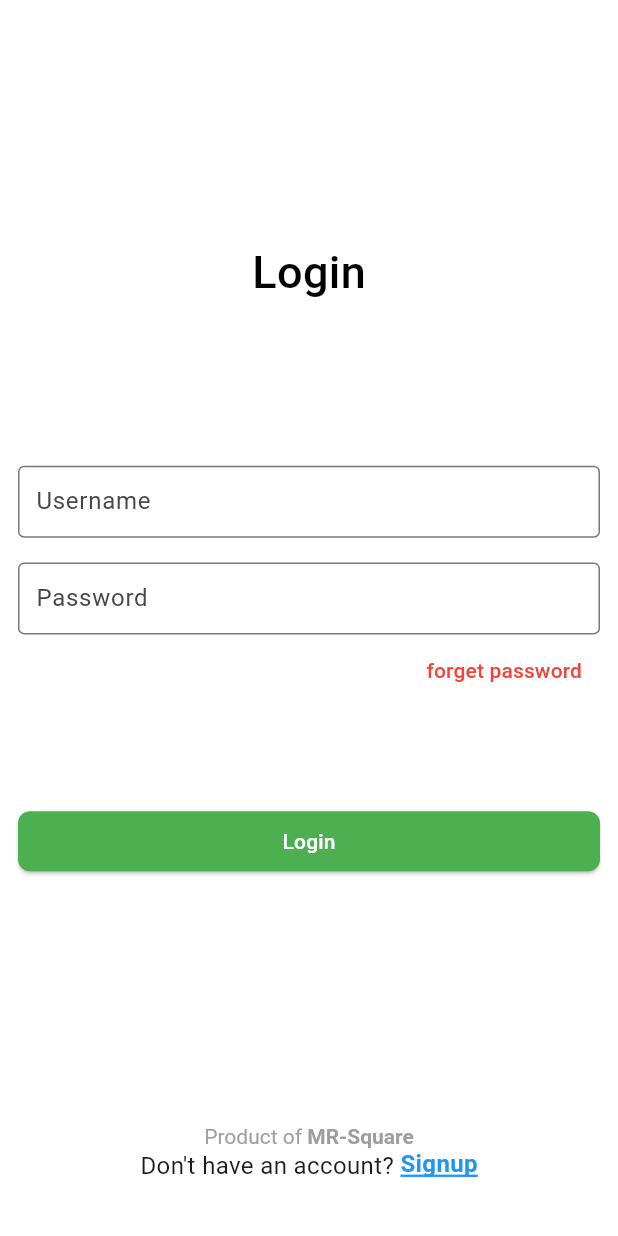
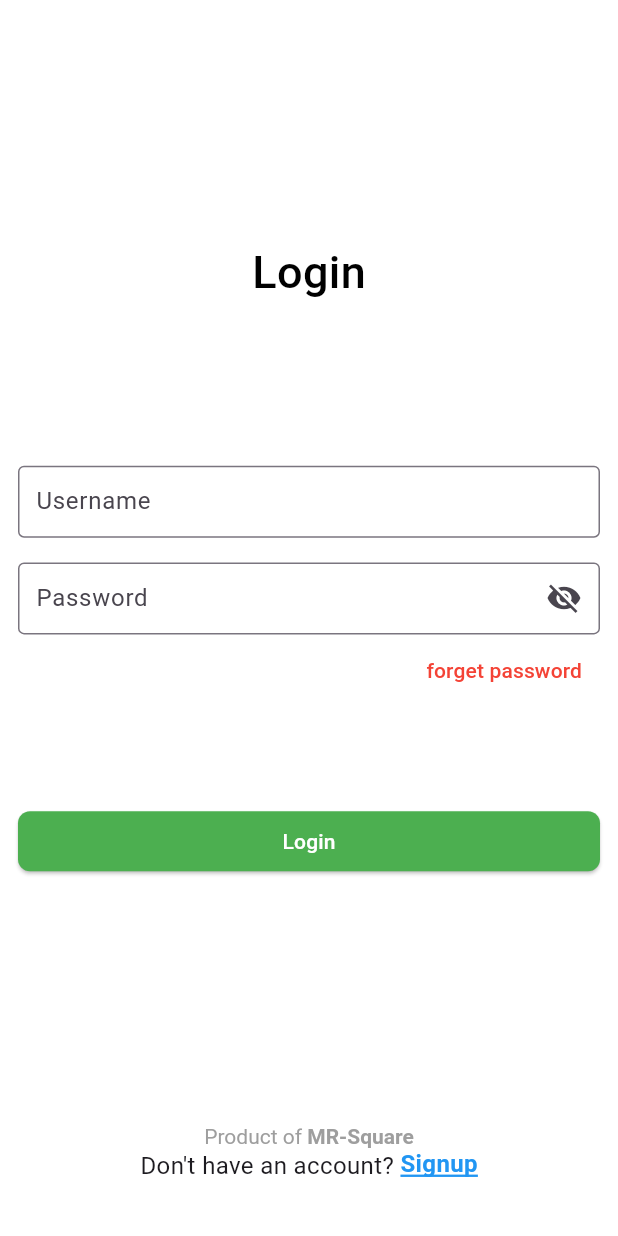
Before and after one commit to MR-Square/Task-Manager, a Flutter app: the screen it shows after launch, on a phone screen of 412 x 824 dp. Run offline on Flutter 3.47's test engine with Material 3 defaults, Android fonts, the phone set to English and light mode, and no system bars; our stand-ins replace get, shared_preferences.

Commit message:
password field & simple input field widget modified

```diff
--- a/lib/res/components/inputs/simple_inputfield_widget.dart
+++ b/lib/res/components/inputs/simple_inputfield_widget.dart
@@ -25,6 +25,8 @@ class SimpleInputfieldWidget extends StatelessWidget {
     this.stringOnly,
     this.doubleOnly,
     this.removeBorder = false,
+    this.sufficIcon,
+    this.onSuffixIconPress,
   });
 
   final String? labelText;
@@ -47,6 +49,8 @@ class SimpleInputfieldWidget extends StatelessWidget {
   final bool? stringOnly;
   final bool? doubleOnly;
   final bool? removeBorder;
+  final IconData? sufficIcon;
+  final VoidCallback? onSuffixIconPress;
 
   @override
   Widget build(BuildContext context) {
@@ -86,6 +90,10 @@ class SimpleInputfieldWidget extends StatelessWidget {
           hintText: hintText,
           counterText: '',
           border: removeBorder! ? null : const OutlineInputBorder(),
+          suffixIcon: IconButton(
+            onPressed: onSuffixIconPress,
+            icon: Icon(sufficIcon),
+          ),
         ),
       ),
     );
--- a/lib/view_models/controllers/login/login_view_model.dart
+++ b/lib/view_models/controllers/login/login_view_model.dart
@@ -17,6 +17,8 @@ class LoginViewModel extends GetxController {
   // Variables
   final loginFormKey = GlobalKey<FormState>();
 
+  RxBool isPassswordVisible = false.obs;
+
   // Methods
   onLogin() {
     if (loginFormKey.currentState!.validate()) {
--- a/lib/views/login/login_view.dart
+++ b/lib/views/login/login_view.dart
@@ -50,12 +50,21 @@ class _LoginViewState extends State<LoginView> {
                   },
                 ),
                 Utils.verticalSpace(),
-                SimpleInputfieldWidget(
-                  labelText: 'Password',
-                  controller: _vm.passwordController,
-                  focusNode: _vm.passwordFocusnode,
-                  validateString: 'password is required',
-                  isPassword: true,
+                Obx(
+                  () => SimpleInputfieldWidget(
+                    labelText: 'Password',
+                    controller: _vm.passwordController,
+                    focusNode: _vm.passwordFocusnode,
+                    validateString: 'password is required',
+                    isPassword: !_vm.isPassswordVisible.value,
+                    sufficIcon: _vm.isPassswordVisible.value
+                        ? Icons.visibility
+                        : Icons.visibility_off,
+                    onSuffixIconPress: () {
+                      _vm.isPassswordVisible.value =
+                          !_vm.isPassswordVisible.value;
+                    },
+                  ),
                 ),
                 Align(
                   alignment: Alignment.bottomRight,
```
